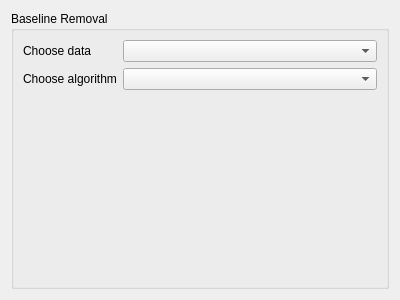
First picture: the form in ui/BaselineRemoval.ui, repository tisaconundrum2/PySAT-GUI, before the edit.
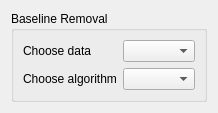
Second picture: the form after the edit.

What changed in the file:
```diff
--- a/ui/BaselineRemoval.ui
+++ b/ui/BaselineRemoval.ui
@@ -2,14 +2,6 @@
 <ui version="4.0">
  <class>Form</class>
  <widget class="QWidget" name="Form">
-  <property name="geometry">
-   <rect>
-    <x>0</x>
-    <y>0</y>
-    <width>400</width>
-    <height>300</height>
-   </rect>
-  </property>
   <property name="sizePolicy">
    <sizepolicy hsizetype="Ignored" vsizetype="Ignored">
     <horstretch>0</horstretch>
```
